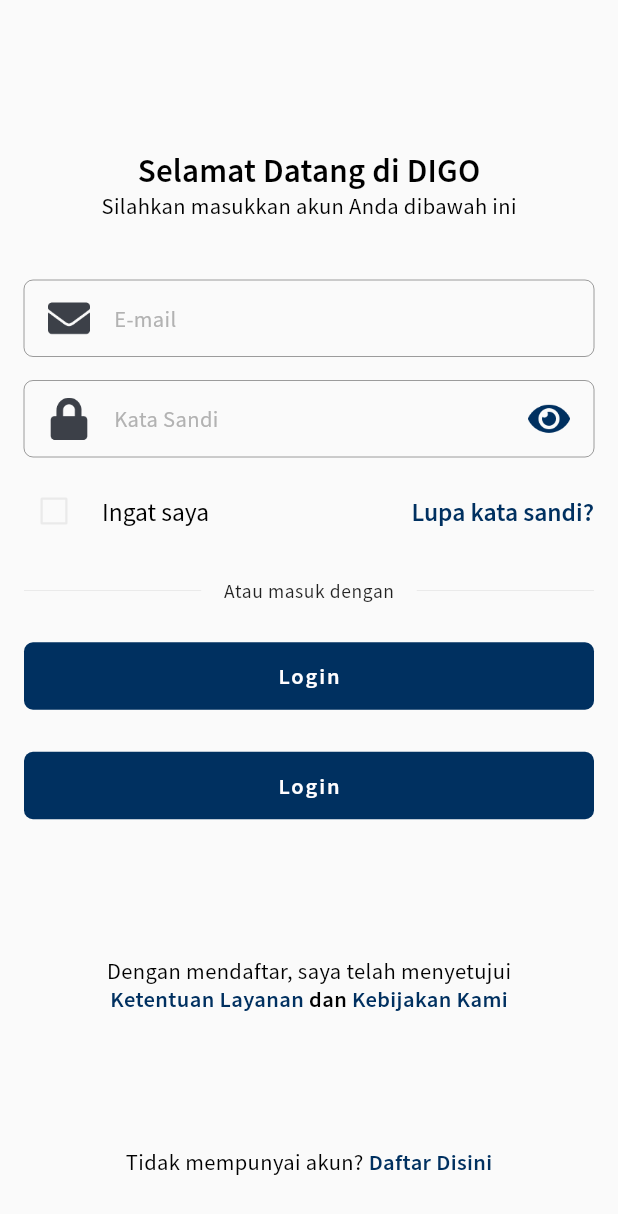
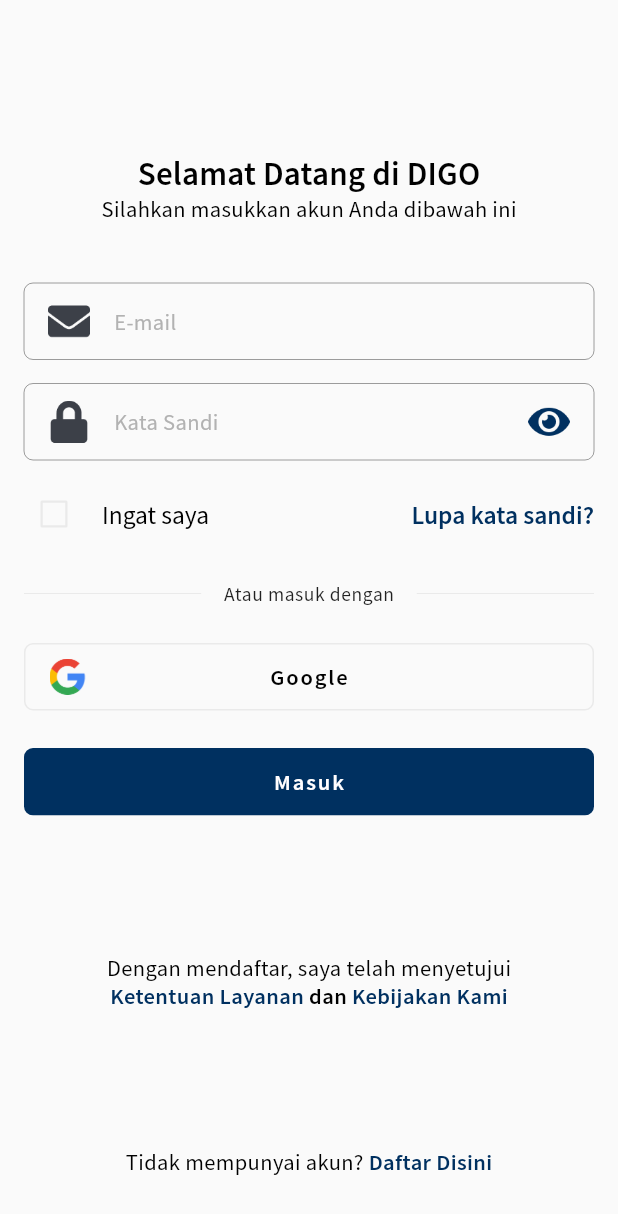
Before and after one commit to erlandmotor/Agent_Mobile_App, a Flutter app: the LoginPage screen opened directly, on a phone screen of 412 x 824 dp. Shown: the top 1214 px of the screen. Run offline on Flutter 3.47's test engine with Material 2 defaults, Android fonts, the phone set to English and light mode, and no system bars.

Commit message:
mennyesuaikan verssion flutter dan merubah beberapa widget untuk penyesuaian verssion

```diff
--- a/lib/pages/auth_page/login_page.dart
+++ b/lib/pages/auth_page/login_page.dart
@@ -9,6 +9,8 @@
 
 class LoginPage extends StatelessWidget {
   LoginPage({Key? key}) : super(key: key);
+
+  final ValueNotifier<bool> _hidePasswod = ValueNotifier<bool>(false);
   final TextEditingController _emailInput = TextEditingController();
   final TextEditingController _passwordInput = TextEditingController();
   final GlobalKey<FormState> _formKey = GlobalKey<FormState>();
@@ -40,14 +42,23 @@
               iconSuffix: null,
               iconPrefix: 'assets/icons/mail.png',
             ),
-            WidgetFormInput(
-              onTapSuffix: () {},
+            AnimatedBuilder(
+              animation: _hidePasswod,
+              builder: (context, _) => WidgetFormInput(
+                onTapSuffix: () {
+                  _hidePasswod.value = !_hidePasswod.value;
+                  print(_hidePasswod.value);
+                },
                 controller: _passwordInput,
                 formKey: _formPass,
                 obscureText: true,
+                colorSuffix: _hidePasswod.value == false
+                    ? ColorApp.secondaryEA
+                    : ColorApp.primaryA3,
                 hintText: 'Kata Sandi',
                 iconPrefix: 'assets/icons/lock.png',
                 iconSuffix: 'assets/icons/eye.png',
+              ),
             ),
 
             Row(
@@ -107,10 +118,11 @@
             const SizedBox(
               height: 25,
             ),
-            ButtonCustom.buttonPrimary(
+            ButtonCustom.buttonIconPrimary(
               onTap: () {},
               colorBtn: ColorApp.primaryA3,
-              text: 'Login',
+              text: 'Google',
+              icon: 'assets/icons/google.png',
             ),
             const SizedBox(
               height: 25,
@@ -118,7 +130,7 @@
             ButtonCustom.buttonPrimary(
               onTap: () {},
               colorBtn: ColorApp.primaryA3,
-              text: 'Login',
+              text: 'Masuk',
             ),
             const Spacer(),
             Text(
--- a/lib/pages/auth_page/widgets/widget_form_input.dart
+++ b/lib/pages/auth_page/widgets/widget_form_input.dart
@@ -6,6 +6,7 @@
   final GlobalKey<FormState> formKey;
   final bool obscureText;
   final String hintText;
+  final Color? colorSuffix;
   final TextEditingController controller;
   final Function()? onTapSuffix;
   final String? iconSuffix;
@@ -16,6 +17,7 @@
     required this.obscureText,
     required this.hintText,
     required this.controller,
+    this.colorSuffix,
     this.onTapSuffix,
     this.iconSuffix,
     required this.iconPrefix,
@@ -53,6 +55,9 @@
                           horizontal: 16, vertical: 10),
                       child: Image.asset(
                         iconSuffix!,
+                        color: colorSuffix == null
+                            ? Colors.white
+                            : ColorApp.primaryA3,
                         height: 12,
                       ),
                     ),
--- a/lib/widget_reusable/widget_button.dart
+++ b/lib/widget_reusable/widget_button.dart
@@ -1,4 +1,5 @@
 import 'package:agent_mobile_app/helper/margin_layout.dart';
+import 'package:agent_mobile_app/helper/themes_colors.dart';
 import 'package:agent_mobile_app/helper/themse_fonts.dart';
 import 'package:flutter/material.dart';
 
@@ -9,15 +10,68 @@
     required Color colorBtn,
     required String text,
   }) {
-    return FlatButton(
-      onPressed: onTap,
+    return ClipRRect(
+      borderRadius: BorderRadius.circular(6),
+      child: Material(
+        color: colorBtn,
+        child: SizedBox(
+          height: 45,
+          width: double.infinity,
+          child: InkWell(
+            onTap: onTap,
+            splashColor: colorBtn,
+            highlightColor: Color(0XFF012243),
+            child: Center(
+              child: Text(
+                text,
+                style: FontStyle.button,
+              ),
+            ),
+          ),
+        ),
+      ),
+    );
+  }
+
+  /// function ini menampilkan widget button dimana tedapat icon pada bagian kiri dan text pada bagian tengah
+  /// button tidak memiliki brackground hanya memiliki border
+  static Widget buttonIconPrimary({
+    required Function() onTap,
+    required Color colorBtn,
+    required String text,
+    required String icon,
+  }) {
+    return Container(
       height: 45,
-      minWidth: double.infinity,
-      color: colorBtn,
-      shape: RoundedRectangleBorder(borderRadius: BorderRadius.circular(6)),
-      child: Text(
-        text,
-        style: FontStyle.button,
+      width: double.infinity,
+      decoration: BoxDecoration(
+          borderRadius: BorderRadius.circular(6),
+          border: Border.all(color: ColorApp.secondaryEA)),
+      child: InkWell(
+        onTap: onTap,
+        splashColor: ColorApp.secondaryEA,
+        highlightColor: ColorApp.secondaryEA,
+        child: Padding(
+          padding: Marginlayout.marginhorizontal,
+          child: Stack(
+            children: [
+              Align(
+                alignment: Alignment.centerLeft,
+                child: Image.asset(
+                  icon,
+                  height: 24,
+                ),
+              ),
+              Align(
+                alignment: Alignment.center,
+                child: Text(
+                  text,
+                  style: FontStyle.button.copyWith(color: ColorApp.secondary00),
+                ),
+              )
+            ],
+          ),
+        ),
       ),
     );
   }
```
Also changed, not shown: pubspec.lock. Lines whose indentation alone changed are shown as unchanged.
